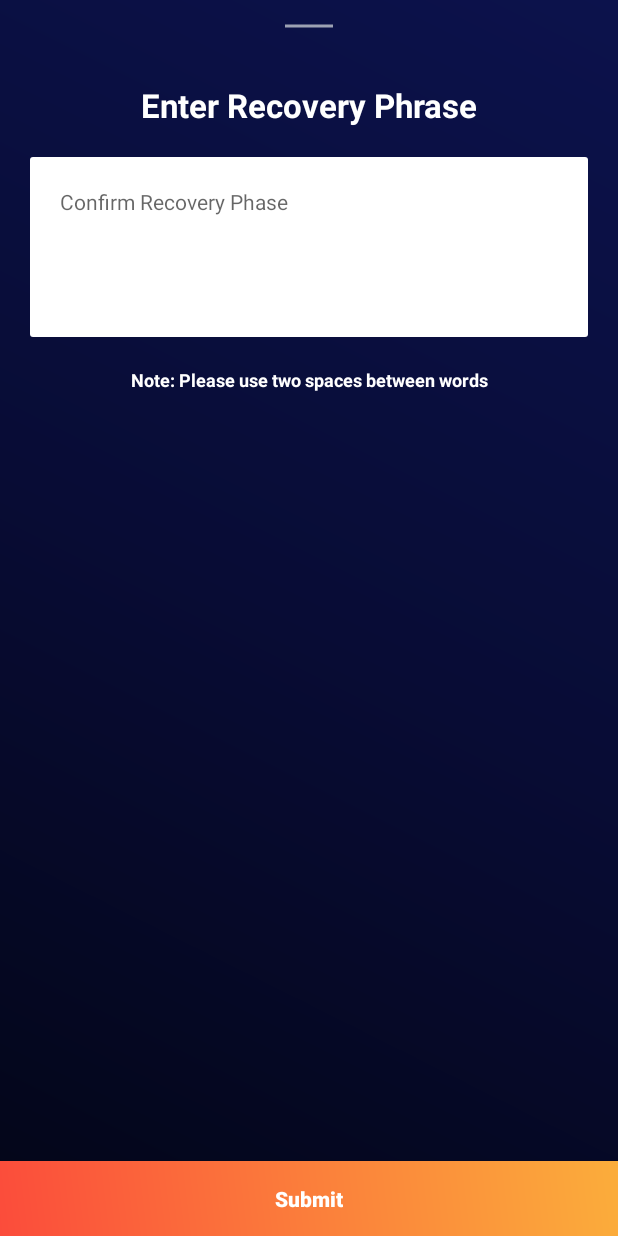
After one commit to saudagarsulaiman/DeviantX, an Android app: the SeedRecoveryActivity screen opened directly, with no data from a screen before it, on a phone screen of 412 x 824 dp. The commit adds this screen. Run offline under Robolectric (Android 15) with nearby library versions, the phone set to English and light mode, and no system bars; our stand-ins replace ButterKnife.

Commit message:
seeds commit

```diff
--- a/app/src/main/AndroidManifest.xml
+++ b/app/src/main/AndroidManifest.xml
@@ -74,7 +74,8 @@
         <activity android:name=".UI.Activities.ECTActivity" />
         <activity android:name=".UI.Activities.ChangellyActivity" />
         <activity android:name=".UI.Activities.AddPhraseActivity" />
-        <activity android:name=".UI.Activities.ConfirmPhraseActivity"></activity>
+        <activity android:name=".UI.Activities.ConfirmPhraseActivity" />
+        <activity android:name=".UI.Activities.SeedRecoveryActivity"></activity>
     </application>
 
 </manifest>
--- a/app/src/main/java/com/aequalis/deviantx/ServiceAPIs/UserControllerApi.java
+++ b/app/src/main/java/com/aequalis/deviantx/ServiceAPIs/UserControllerApi.java
@@ -38,6 +38,10 @@ public interface UserControllerApi {
     @GET("/api/account/get_seed")
     Call<ResponseBody> getSeed();
 
+    @Headers("Content-Type: application/json")
+    @POST("/api/account/restore_seed")
+    Call<ResponseBody> restoreSeed(@Body String body);
+
 
 
 //    @FormUrlEncoded
--- a/app/src/main/java/com/aequalis/deviantx/UI/Activities/AppSettingsActivity.java
+++ b/app/src/main/java/com/aequalis/deviantx/UI/Activities/AppSettingsActivity.java
@@ -305,7 +305,9 @@ public class AppSettingsActivity extends AppCompatActivity {
 
             @Override
             public void afterTextChanged(Editable s) {
-                matchingPasswordText(s.toString(),txt_lower_case,txt_upper_case,txt_number,txt_chars);
+                String text=s.toString();
+//                CommonUtilities.matchingPasswordText(AppSettingsActivity.this, text, txt_lower_case, txt_upper_case, txt_number, txt_chars);
+                matchingPasswordText(text,txt_lower_case,txt_upper_case,txt_number,txt_chars);
             }
         });
 
@@ -404,7 +406,7 @@ public class AppSettingsActivity extends AppCompatActivity {
             }
             progressDialog = ProgressDialog.show(AppSettingsActivity.this, "", getResources().getString(R.string.please_wait), true);
             UserControllerApi apiService = DeviantXApiClient.getClient().create(UserControllerApi.class);
-            Call<ResponseBody> apiResponse = apiService.updatePassword(params.toString(), CONSTANTS.DeviantMulti+tkn);
+            Call<ResponseBody> apiResponse = apiService.updatePassword(params.toString(), CONSTANTS.DeviantMulti + tkn);
             apiResponse.enqueue(new Callback<ResponseBody>() {
                 @Override
                 public void onResponse(Call<ResponseBody> call, Response<ResponseBody> response) {
--- a/app/src/main/java/com/aequalis/deviantx/UI/Activities/SignUpEmailActivity.java
+++ b/app/src/main/java/com/aequalis/deviantx/UI/Activities/SignUpEmailActivity.java
@@ -115,7 +115,9 @@ public class SignUpEmailActivity extends AppCompatActivity {
             public void afterTextChanged(Editable s) {
                 String text = s.toString();
 
-                matchingPasswordText(text);
+                CommonUtilities.matchingPasswordText(SignUpEmailActivity.this,text,txt_lower_case,txt_upper_case,txt_number,txt_chars);
+
+//                matchingPasswordText(text);
 
             }
         });
--- a/app/src/main/res/layout/activity_recovery_confirm.xml
+++ b/app/src/main/res/layout/activity_recovery_confirm.xml
@@ -132,7 +132,7 @@
                 android:layout_marginEnd="@dimen/margin3"
                 android:layout_marginRight="@dimen/margin3"
                 android:layout_weight="1"
-                android:background="@drawable/rec_green_c2"
+                android:background="@drawable/rec_marred_c2"
                 android:gravity="center"
                 android:text="@string/lower_case"
                 android:textColor="@color/white"
@@ -145,7 +145,7 @@
                 android:layout_marginStart="@dimen/margin3"
                 android:layout_marginLeft="@dimen/margin3"
                 android:layout_weight="1"
-                android:background="@drawable/rec_green_c2"
+                android:background="@drawable/rec_marred_c2"
                 android:gravity="center"
                 android:text="@string/upper_case"
                 android:textColor="@color/white"
--- /dev/null
+++ b/app/src/main/res/layout/activity_seed_recovery.xml
@@ -0,0 +1,69 @@
+<?xml version="1.0" encoding="utf-8"?>
+<LinearLayout xmlns:android="http://schemas.android.com/apk/res/android"
+    android:layout_width="match_parent"
+    android:layout_height="match_parent"
+    android:background="@drawable/bg_gradient"
+    android:orientation="vertical">
+
+    <include layout="@layout/toolbar_center_back" />
+
+    <TextView
+        android:layout_width="match_parent"
+        android:layout_height="wrap_content"
+        android:layout_gravity="center"
+        android:layout_marginTop="@dimen/def_margin"
+        android:gravity="center"
+        android:paddingLeft="@dimen/padding50"
+        android:paddingRight="@dimen/padding50"
+        android:text="@string/enter_seed"
+        android:textColor="@color/white"
+        android:textSize="@dimen/text22"
+        android:textStyle="bold" />
+
+    <EditText
+        android:id="@+id/edt_seed"
+        android:layout_width="match_parent"
+        android:layout_height="@dimen/height120"
+        android:layout_gravity="center"
+        android:layout_margin="@dimen/def_margin"
+        android:background="@drawable/rec_white_c2"
+        android:gravity="start"
+        android:hint="@string/confirm_recovery_phase"
+        android:inputType="text"
+        android:padding="@dimen/def_padding"
+        android:textColor="@color/black"
+        android:textSize="@dimen/def_text_size" />
+
+    <TextView
+        android:layout_width="match_parent"
+        android:layout_height="wrap_content"
+        android:layout_gravity="center"
+        android:gravity="center"
+        android:paddingLeft="@dimen/padding50"
+        android:paddingRight="@dimen/padding50"
+        android:text="@string/note_seed_rec"
+        android:textColor="@color/white"
+        android:textSize="@dimen/def_hint_size"
+        android:textStyle="bold" />
+
+    <RelativeLayout
+        android:layout_width="match_parent"
+        android:layout_height="match_parent">
+
+        <Button
+            android:id="@+id/btn_submit"
+            android:layout_width="match_parent"
+            android:layout_height="@dimen/def_btn_height"
+            android:layout_alignParentBottom="true"
+            android:background="@drawable/rec_orange_gradient"
+            android:text="@string/submit"
+            android:textAllCaps="false"
+            android:textColor="@color/white"
+            android:textSize="@dimen/def_text_size"
+            android:textStyle="bold" />
+
+
+    </RelativeLayout>
+
+
+</LinearLayout>
--- a/app/src/main/res/layout/nav_drwr_layout.xml
+++ b/app/src/main/res/layout/nav_drwr_layout.xml
@@ -34,6 +34,7 @@
             android:layout_width="wrap_content"
             android:layout_height="wrap_content"
             android:layout_gravity="center"
+            android:gravity="center"
             android:layout_marginTop="@dimen/margin10"
             android:layout_marginBottom="@dimen/def_margin"
             android:text="@string/hint_email"
```
Also changed, not shown: app/src/main/java/com/aequalis/deviantx/UI/Activities/LoginActivity.java (+11 -0 lines), app/src/main/java/com/aequalis/deviantx/UI/Activities/RecoveryConfirmActivity.java (+45 -14 lines), app/src/main/java/com/aequalis/deviantx/UI/Activities/SeedRecoveryActivity.java (added, +150 -0 lines), app/src/main/java/com/aequalis/deviantx/Utilities/CommonUtilities.java (+34 -0 lines), app/src/main/res/layout/activity_login.xml (+15 -1 lines), app/src/main/res/values/strings.xml (+9 -5 lines), 7 other files.
